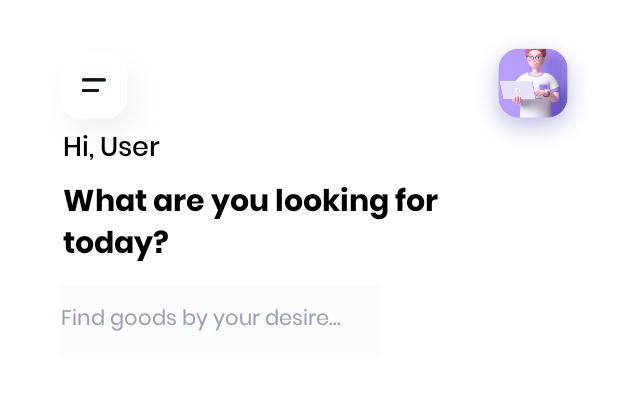
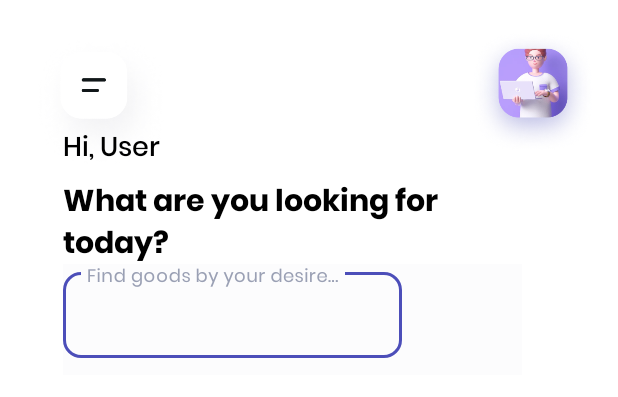
Before and after one commit to putyasekar/ReChancesWithoutModular, an Android app: the layout activity_home.xml on its own in the app's theme, with its tools: preview values and no code run, on a phone screen of 412 x 824 dp. Shown: the top 397 px of the screen. Run offline under Robolectric (Android 15) with nearby library versions, the phone set to English and light mode, and no system bars.

Commit message:
5 search field

```diff
--- a/app/src/main/res/layout/activity_home.xml
+++ b/app/src/main/res/layout/activity_home.xml
@@ -63,55 +63,85 @@
 
     <!--    <LinearLayout-->
     <!--        android:id="@+id/search_field"-->
-<!--        android:layout_width="254dp"-->
-<!--        android:layout_height="71dp">-->
+    <!--        android:layout_width="418dp"-->
+    <!--        android:layout_below="@id/welcome_text"-->
+    <!--        android:orientation="vertical"-->
+    <!--        android:layout_height="91dp">-->
 
     <!--        <com.google.android.material.textfield.TextInputLayout-->
     <!--            style="@style/Widget.MaterialComponents.TextInputLayout.OutlinedBox.Dense"-->
     <!--            android:layout_width="350dp"-->
     <!--            android:layout_height="wrap_content"-->
-<!--            android:layout_gravity="center"-->
-<!--            android:layout_marginLeft="5dp"-->
-<!--            android:layout_marginTop="5dp"-->
-<!--            android:layout_marginRight="5dp"-->
     <!--            android:hint="@string/find_goods_by_your_desire"-->
     <!--            app:boxStrokeColor="#4C4EB9"-->
     <!--            app:boxStrokeWidth="1dp"-->
+    <!--            android:layout_gravity="center"-->
+    <!--            android:background="#FCFCFD"-->
+    <!--            android:gravity="center_horizontal"-->
+    <!--            android:layout_marginEnd="00dp"-->
     <!--            app:endIconMode="custom"-->
     <!--            app:hintTextColor="#9A99A3"-->
     <!--            app:shapeAppearanceOverlay="@style/Button4">-->
 
     <!--            <com.google.android.material.textfield.TextInputEditText-->
-<!--                android:id="@+id/password_ET"-->
+    <!--                android:id="@+id/search_ET"-->
     <!--                android:layout_width="match_parent"-->
     <!--                android:layout_height="66dp"-->
-<!--                android:ems="10"-->
     <!--                android:fontFamily="@font/poppins_regular"-->
-<!--                android:inputType="textPassword"-->
+    <!--                android:inputType="textAutoComplete"-->
     <!--                android:textColor="@color/black"-->
+    <!--                android:layout_below="@id/welcome_text"-->
     <!--                android:textSize="14sp" />-->
     <!--        </com.google.android.material.textfield.TextInputLayout>-->
 
     <!--    </LinearLayout>-->
 
-    <EditText
-        android:id="@+id/search_bar"
-        android:layout_width="212dp"
-        android:layout_height="47dp"
-        android:layout_marginStart="42dp"
-        android:layout_marginTop="14dp"
-        android:layout_marginEnd="161dp"
+    <!--    <EditText-->
+    <!--        android:id="@+id/search_bar"-->
+    <!--        android:layout_width="212dp"-->
+    <!--        android:layout_height="47dp"-->
+    <!--        android:layout_marginStart="42dp"-->
+    <!--        android:layout_marginTop="14dp"-->
+    <!--        android:layout_marginEnd="161dp"-->
+    <!--        android:background="#FCFCFD"-->
+    <!--        android:fontFamily="@font/poppins_regular"-->
+    <!--        android:hint="@string/find_goods_by_your_desire"-->
+    <!--        android:textColor="@color/black"-->
+    <!--        android:textColorHint="#9AA0B4"-->
+    <!--        android:textSize="14sp"-->
+    <!--        app:boxStrokeColor="#4C4EB9"-->
+    <!--        app:boxStrokeWidth="1dp"-->
+    <!--        app:layout_constraintEnd_toEndOf="parent"-->
+    <!--        app:layout_constraintStart_toStartOf="parent"-->
+    <!--        app:layout_constraintTop_toBottomOf="@+id/welcome_text"-->
+    <!--        app:shapeAppearanceOverlay="@style/Button4" />-->
+
+    <com.google.android.material.textfield.TextInputLayout
+        android:id="@+id/search_field"
+        style="@style/Widget.MaterialComponents.TextInputLayout.OutlinedBox.Dense"
+        android:layout_width="306dp"
+        android:layout_height="74dp"
+        android:layout_gravity="center"
         android:background="#FCFCFD"
+        android:hint="@string/find_goods_by_your_desire"
+        app:boxStrokeColor="@color/purple"
+        app:boxStrokeErrorColor="#FB0000"
+        app:boxStrokeWidth="1dp"
+        app:hintTextColor="#9AA0B4"
+        app:layout_constraintEnd_toEndOf="@+id/welcome_text"
+        app:layout_constraintStart_toStartOf="@+id/welcome_text"
+        app:layout_constraintTop_toBottomOf="@+id/welcome_text"
+        app:shapeAppearanceOverlay="@style/SearchField">
+
+        <com.google.android.material.textfield.TextInputEditText
+            android:id="@+id/search_ET"
+            android:layout_width="226dp"
+            android:layout_height="57dp"
+            android:ems="10"
             android:fontFamily="@font/poppins_regular"
-        android:hint="@string/find_goods_by_your_desire"
+            android:inputType="textAutoComplete"
             android:textColor="@color/black"
-        android:textColorHint="#9AA0B4"
-        android:textSize="14sp"
-        app:boxStrokeColor="#4C4EB9"
-        app:boxStrokeWidth="1dp"
-        app:layout_constraintEnd_toEndOf="parent"
-        app:layout_constraintStart_toStartOf="parent"
-        app:layout_constraintTop_toBottomOf="@+id/welcome_text"
-        app:shapeAppearanceOverlay="@style/Button4" />
+            android:textSize="14sp" />
+    </com.google.android.material.textfield.TextInputLayout>
 
 </androidx.constraintlayout.widget.ConstraintLayout>
--- a/app/src/main/res/values/styles.xml
+++ b/app/src/main/res/values/styles.xml
@@ -46,6 +46,11 @@
 
     </style>
 
+    <style name="SearchField">
+        <item name="cornerSize">20%</item>
+
+    </style>
+
     <style name="Button5">
         <item name="cornerSize">50%</item>
 
```
Lines whose indentation alone changed are shown as unchanged.
